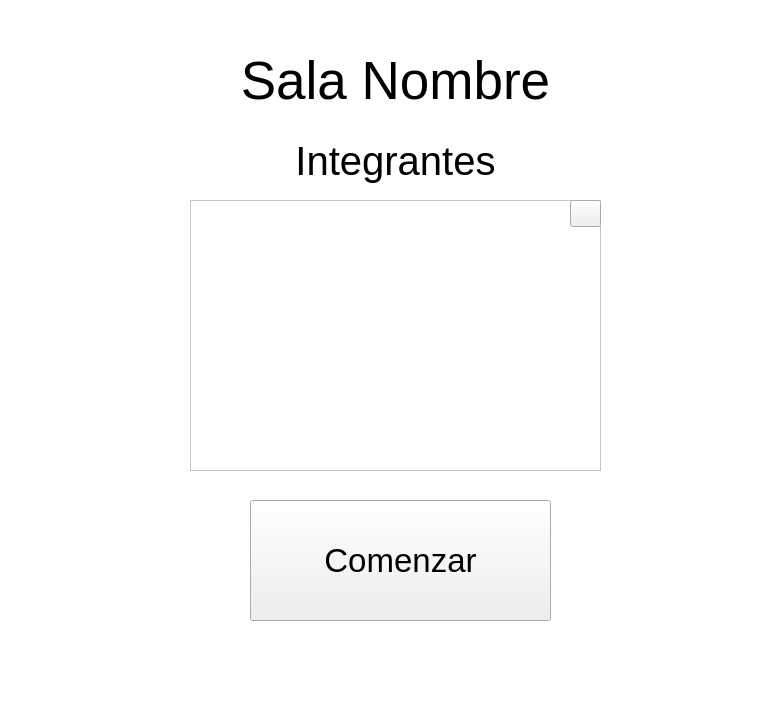
The window that src/inicio/VentanaPrincipal.ui (GonzaM21/portal) describes before a commit, drawn with Qt 5.
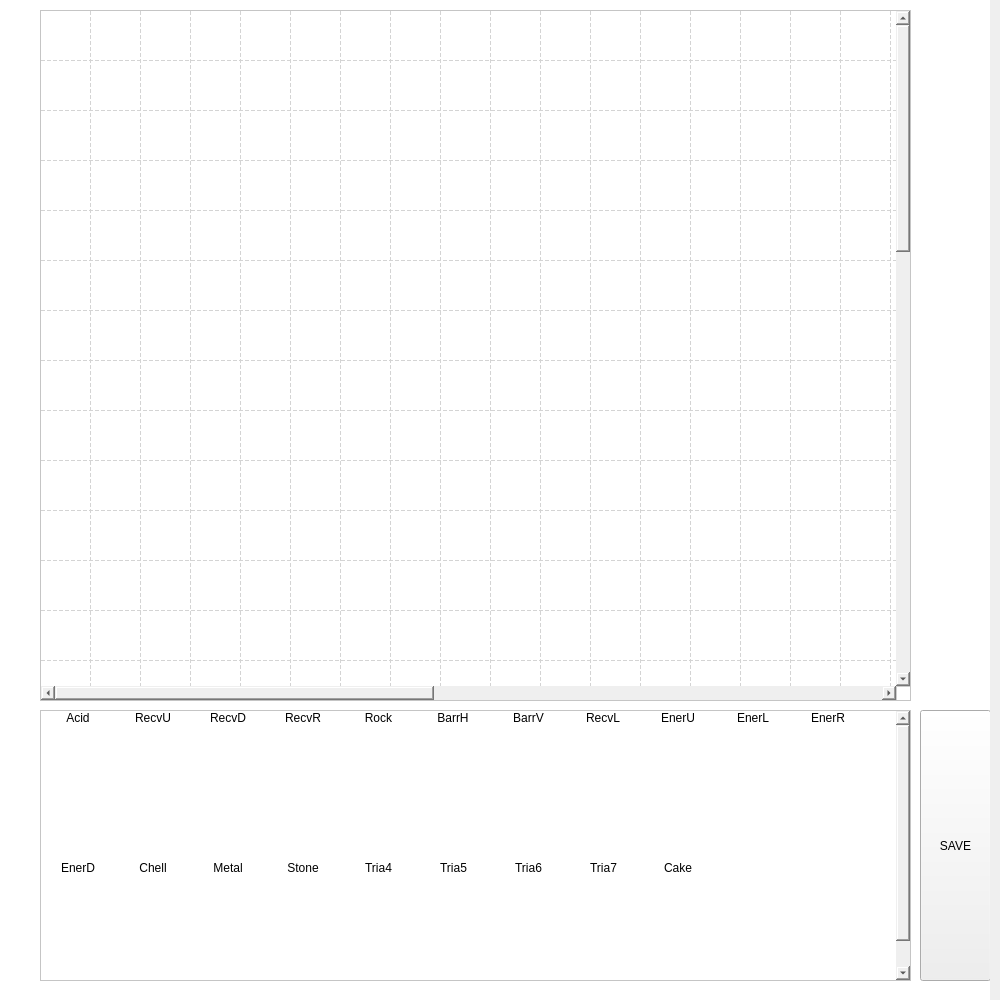
The same window after the commit. The open tabs and pages were chosen to show the change. Icons and pictures are not drawn.

Commit message: Agregado el editor, listo para usar, sin ground, ni validaciones

The edit to the form file:
```diff
--- a/src/inicio/VentanaPrincipal.ui
+++ b/src/inicio/VentanaPrincipal.ui
@@ -9,8 +9,8 @@
    <rect>
     <x>0</x>
     <y>0</y>
-    <width>776</width>
-    <height>711</height>
+    <width>1000</width>
+    <height>1000</height>
    </rect>
   </property>
   <property name="windowTitle">
@@ -35,8 +35,8 @@
     <rect>
      <x>-10</x>
      <y>0</y>
-     <width>791</width>
-     <height>731</height>
+     <width>1000</width>
+     <height>1000</height>
     </rect>
    </property>
    <property name="styleSheet">
@@ -439,7 +439,818 @@
      </property>
     </widget>
    </widget>
-   <widget class="QWidget" name="page"/>
+   <widget class="QWidget" name="configMapa">
+    <widget class="QFrame" name="horizontalFrame_4">
+     <property name="geometry">
+      <rect>
+       <x>190</x>
+       <y>260</y>
+       <width>421</width>
+       <height>141</height>
+      </rect>
+     </property>
+     <layout class="QHBoxLayout" name="horizontalLayout_4">
+      <item>
+       <widget class="QLabel" name="label_5">
+        <property name="text">
+         <string>Ingresar alto</string>
+        </property>
+       </widget>
+      </item>
+      <item>
+       <widget class="QLineEdit" name="alto"/>
+      </item>
+     </layout>
+    </widget>
+    <widget class="QFrame" name="horizontalFrame_5">
+     <property name="geometry">
+      <rect>
+       <x>190</x>
+       <y>110</y>
+       <width>421</width>
+       <height>141</height>
+      </rect>
+     </property>
+     <property name="styleSheet">
+      <string notr="true">QFrame 
+{
+background-color: rgb(255, 255, 255);
+}</string>
+     </property>
+     <layout class="QHBoxLayout" name="horizontalLayout_5">
+      <property name="leftMargin">
+       <number>25</number>
+      </property>
+      <property name="topMargin">
+       <number>10</number>
+      </property>
+      <property name="rightMargin">
+       <number>25</number>
+      </property>
+      <property name="bottomMargin">
+       <number>10</number>
+      </property>
+      <item>
+       <widget class="QLabel" name="label_6">
+        <property name="styleSheet">
+         <string notr="true"/>
+        </property>
+        <property name="text">
+         <string>Ingresar Ancho</string>
+        </property>
+       </widget>
+      </item>
+      <item>
+       <widget class="QLineEdit" name="ancho"/>
+      </item>
+     </layout>
+    </widget>
+    <widget class="QPushButton" name="pushButton">
+     <property name="geometry">
+      <rect>
+       <x>190</x>
+       <y>410</y>
+       <width>421</width>
+       <height>101</height>
+      </rect>
+     </property>
+     <property name="font">
+      <font>
+       <pointsize>36</pointsize>
+       <italic>true</italic>
+      </font>
+     </property>
+     <property name="text">
+      <string>Crear</string>
+     </property>
+    </widget>
+   </widget>
+   <widget class="QWidget" name="editorMapa">
+    <widget class="QTableWidget" name="mapa">
+     <property name="geometry">
+      <rect>
+       <x>50</x>
+       <y>10</y>
+       <width>871</width>
+       <height>691</height>
+      </rect>
+     </property>
+     <property name="mouseTracking">
+      <bool>true</bool>
+     </property>
+     <property name="dragEnabled">
+      <bool>true</bool>
+     </property>
+     <property name="dragDropOverwriteMode">
+      <bool>true</bool>
+     </property>
+     <property name="dragDropMode">
+      <enum>QAbstractItemView::DragDrop</enum>
+     </property>
+     <property name="defaultDropAction">
+      <enum>Qt::CopyAction</enum>
+     </property>
+     <property name="alternatingRowColors">
+      <bool>false</bool>
+     </property>
+     <property name="iconSize">
+      <size>
+       <width>50</width>
+       <height>50</height>
+      </size>
+     </property>
+     <property name="verticalScrollMode">
+      <enum>QAbstractItemView::ScrollPerItem</enum>
+     </property>
+     <property name="showGrid">
+      <bool>true</bool>
+     </property>
+     <property name="gridStyle">
+      <enum>Qt::DashLine</enum>
+     </property>
+     <property name="cornerButtonEnabled">
+      <bool>true</bool>
+     </property>
+     <property name="columnCount">
+      <number>37</number>
+     </property>
+     <attribute name="horizontalHeaderVisible">
+      <bool>false</bool>
+     </attribute>
+     <attribute name="horizontalHeaderDefaultSectionSize">
+      <number>50</number>
+     </attribute>
+     <attribute name="horizontalHeaderHighlightSections">
+      <bool>false</bool>
+     </attribute>
+     <attribute name="horizontalHeaderMinimumSectionSize">
+      <number>50</number>
+     </attribute>
+     <attribute name="verticalHeaderVisible">
+      <bool>false</bool>
+     </attribute>
+     <attribute name="verticalHeaderDefaultSectionSize">
+      <number>50</number>
+     </attribute>
+     <attribute name="verticalHeaderHighlightSections">
+      <bool>false</bool>
+     </attribute>
+     <attribute name="verticalHeaderMinimumSectionSize">
+      <number>50</number>
+     </attribute>
+     <row>
+      <property name="text">
+       <string/>
+      </property>
+     </row>
+     <row>
+      <property name="text">
+       <string/>
+      </property>
+     </row>
+     <row>
+      <property name="text">
+       <string/>
+      </property>
+     </row>
+     <row>
+      <property name="text">
+       <string/>
+      </property>
+     </row>
+     <row>
+      <property name="text">
+       <string/>
+      </property>
+     </row>
+     <row>
+      <property name="text">
+       <string/>
+      </property>
+     </row>
+     <row>
+      <property name="text">
+       <string/>
+      </property>
+     </row>
+     <row>
+      <property name="text">
+       <string/>
+      </property>
+     </row>
+     <row>
+      <property name="text">
+       <string/>
+      </property>
+     </row>
+     <row>
+      <property name="text">
+       <string/>
+      </property>
+     </row>
+     <row>
+      <property name="text">
+       <string/>
+      </property>
+     </row>
+     <row>
+      <property name="text">
+       <string/>
+      </property>
+     </row>
+     <row>
+      <property name="text">
+       <string/>
+      </property>
+     </row>
+     <row>
+      <property name="text">
+       <string/>
+      </property>
+     </row>
+     <row>
+      <property name="text">
+       <string/>
+      </property>
+     </row>
+     <row>
+      <property name="text">
+       <string/>
+      </property>
+     </row>
+     <row>
+      <property name="text">
+       <string/>
+      </property>
+     </row>
+     <row>
+      <property name="text">
+       <string/>
+      </property>
+     </row>
+     <row>
+      <property name="text">
+       <string/>
+      </property>
+     </row>
+     <row>
+      <property name="text">
+       <string/>
+      </property>
+     </row>
+     <row>
+      <property name="text">
+       <string/>
+      </property>
+     </row>
+     <row>
+      <property name="text">
+       <string/>
+      </property>
+     </row>
+     <row>
+      <property name="text">
+       <string/>
+      </property>
+     </row>
+     <row>
+      <property name="text">
+       <string/>
+      </property>
+     </row>
+     <row>
+      <property name="text">
+       <string/>
+      </property>
+     </row>
+     <row>
+      <property name="text">
+       <string/>
+      </property>
+     </row>
+     <row>
+      <property name="text">
+       <string/>
+      </property>
+     </row>
+     <row>
+      <property name="text">
+       <string/>
+      </property>
+     </row>
+     <row>
+      <property name="text">
+       <string/>
+      </property>
+     </row>
+     <row>
+      <property name="text">
+       <string/>
+      </property>
+     </row>
+     <row>
+      <property name="text">
+       <string/>
+      </property>
+     </row>
+     <row>
+      <property name="text">
+       <string/>
+      </property>
+     </row>
+     <row>
+      <property name="text">
+       <string/>
+      </property>
+     </row>
+     <row>
+      <property name="text">
+       <string/>
+      </property>
+     </row>
+     <row>
+      <property name="text">
+       <string/>
+      </property>
+     </row>
+     <row>
+      <property name="text">
+       <string/>
+      </property>
+     </row>
+     <row>
+      <property name="text">
+       <string/>
+      </property>
+     </row>
+     <column>
+      <property name="text">
+       <string/>
+      </property>
+     </column>
+     <column>
+      <property name="text">
+       <string/>
+      </property>
+     </column>
+     <column>
+      <property name="text">
+       <string/>
+      </property>
+     </column>
+     <column>
+      <property name="text">
+       <string/>
+      </property>
+     </column>
+     <column>
+      <property name="text">
+       <string/>
+      </property>
+     </column>
+     <column>
+      <property name="text">
+       <string/>
+      </property>
+     </column>
+     <column>
+      <property name="text">
+       <string/>
+      </property>
+     </column>
+     <column>
+      <property name="text">
+       <string/>
+      </property>
+     </column>
+     <column>
+      <property name="text">
+       <string/>
+      </property>
+     </column>
+     <column>
+      <property name="text">
+       <string/>
+      </property>
+     </column>
+     <column>
+      <property name="text">
+       <string/>
+      </property>
+     </column>
+     <column>
+      <property name="text">
+       <string/>
+      </property>
+     </column>
+     <column>
+      <property name="text">
+       <string/>
+      </property>
+     </column>
+     <column>
+      <property name="text">
+       <string/>
+      </property>
+     </column>
+     <column>
+      <property name="text">
+       <string/>
+      </property>
+     </column>
+     <column>
+      <property name="text">
+       <string/>
+      </property>
+     </column>
+     <column>
+      <property name="text">
+       <string/>
+      </property>
+     </column>
+     <column>
+      <property name="text">
+       <string/>
+      </property>
+     </column>
+     <column>
+      <property name="text">
+       <string/>
+      </property>
+     </column>
+     <column>
+      <property name="text">
+       <string/>
+      </property>
+     </column>
+     <column>
+      <property name="text">
+       <string/>
+      </property>
+     </column>
+     <column>
+      <property name="text">
+       <string/>
+      </property>
+     </column>
+     <column>
+      <property name="text">
+       <string/>
+      </property>
+     </column>
+     <column>
+      <property name="text">
+       <string/>
+      </property>
+     </column>
+     <column>
+      <property name="text">
+       <string/>
+      </property>
+     </column>
+     <column>
+      <property name="text">
+       <string/>
+      </property>
+     </column>
+     <column>
+      <property name="text">
+       <string/>
+      </property>
+     </column>
+     <column>
+      <property name="text">
+       <string/>
+      </property>
+     </column>
+     <column>
+      <property name="text">
+       <string/>
+      </property>
+     </column>
+     <column>
+      <property name="text">
+       <string/>
+      </property>
+     </column>
+     <column>
+      <property name="text">
+       <string/>
+      </property>
+     </column>
+     <column>
+      <property name="text">
+       <string/>
+      </property>
+     </column>
+     <column>
+      <property name="text">
+       <string/>
+      </property>
+     </column>
+     <column>
+      <property name="text">
+       <string/>
+      </property>
+     </column>
+     <column>
+      <property name="text">
+       <string/>
+      </property>
+     </column>
+     <column>
+      <property name="text">
+       <string/>
+      </property>
+     </column>
+     <column>
+      <property name="text">
+       <string/>
+      </property>
+     </column>
+    </widget>
+    <widget class="QListWidget" name="objetos">
+     <property name="geometry">
+      <rect>
+       <x>50</x>
+       <y>710</y>
+       <width>871</width>
+       <height>271</height>
+      </rect>
+     </property>
+     <property name="cursor" stdset="0">
+      <cursorShape>CrossCursor</cursorShape>
+     </property>
+     <property name="layoutDirection">
+      <enum>Qt::LeftToRight</enum>
+     </property>
+     <property name="locale">
+      <locale language="C" country="AnyCountry"/>
+     </property>
+     <property name="showDropIndicator" stdset="0">
+      <bool>true</bool>
+     </property>
+     <property name="dragEnabled">
+      <bool>true</bool>
+     </property>
+     <property name="dragDropOverwriteMode">
+      <bool>false</bool>
+     </property>
+     <property name="dragDropMode">
+      <enum>QAbstractItemView::DragOnly</enum>
+     </property>
+     <property name="defaultDropAction">
+      <enum>Qt::IgnoreAction</enum>
+     </property>
+     <property name="selectionMode">
+      <enum>QAbstractItemView::SingleSelection</enum>
+     </property>
+     <property name="selectionBehavior">
+      <enum>QAbstractItemView::SelectRows</enum>
+     </property>
+     <property name="iconSize">
+      <size>
+       <width>50</width>
+       <height>50</height>
+      </size>
+     </property>
+     <property name="movement">
+      <enum>QListView::Snap</enum>
+     </property>
+     <property name="flow">
+      <enum>QListView::LeftToRight</enum>
+     </property>
+     <property name="resizeMode">
+      <enum>QListView::Fixed</enum>
+     </property>
+     <property name="layoutMode">
+      <enum>QListView::SinglePass</enum>
+     </property>
+     <property name="spacing">
+      <number>5</number>
+     </property>
+     <property name="gridSize">
+      <size>
+       <width>75</width>
+       <height>150</height>
+      </size>
+     </property>
+     <property name="viewMode">
+      <enum>QListView::IconMode</enum>
+     </property>
+     <property name="modelColumn">
+      <number>0</number>
+     </property>
+     <property name="uniformItemSizes">
+      <bool>false</bool>
+     </property>
+     <property name="batchSize">
+      <number>150</number>
+     </property>
+     <property name="wordWrap">
+      <bool>false</bool>
+     </property>
+     <property name="selectionRectVisible">
+      <bool>true</bool>
+     </property>
+     <property name="currentRow">
+      <number>-1</number>
+     </property>
+     <item>
+      <property name="text">
+       <string>Acid</string>
+      </property>
+      <property name="icon">
+       <iconset resource="resources.qrc">
+        <normaloff>resources/qt/Acid.png</normaloff>resources/qt/Acid.png</iconset>
+      </property>
+     </item>
+     <item>
+      <property name="text">
+       <string>RecvU</string>
+      </property>
+      <property name="icon">
+       <iconset resource="resources.qrc">
+        <normaloff>resources/qt/Energy_Emitter_Charged_U.png</normaloff>resources/qt/Energy_Emitter_Charged_U.png</iconset>
+      </property>
+     </item>
+     <item>
+      <property name="text">
+       <string>RecvD</string>
+      </property>
+      <property name="icon">
+       <iconset resource="resources.qrc">
+        <normaloff>resources/qt/Energy_Emitter_Charged_D.png</normaloff>resources/qt/Energy_Emitter_Charged_D.png</iconset>
+      </property>
+     </item>
+     <item>
+      <property name="text">
+       <string>RecvR</string>
+      </property>
+      <property name="icon">
+       <iconset resource="resources.qrc">
+        <normaloff>resources/qt/Energy_Emitter_Charged_R.png</normaloff>resources/qt/Energy_Emitter_Charged_R.png</iconset>
+      </property>
+     </item>
+     <item>
+      <property name="text">
+       <string>Rock</string>
+      </property>
+      <property name="icon">
+       <iconset resource="resources.qrc">
+        <normaloff>resources/qt/Capa 2.png</normaloff>resources/qt/Capa 2.png</iconset>
+      </property>
+     </item>
+     <item>
+      <property name="text">
+       <string>BarrH</string>
+      </property>
+      <property name="icon">
+       <iconset resource="resources.qrc">
+        <normaloff>resources/qt/Energy_barrier_h.png</normaloff>resources/qt/Energy_barrier_h.png</iconset>
+      </property>
+     </item>
+     <item>
+      <property name="text">
+       <string>BarrV</string>
+      </property>
+      <property name="icon">
+       <iconset resource="resources.qrc">
+        <normaloff>resources/qt/Energy_barrier_v.png</normaloff>resources/qt/Energy_barrier_v.png</iconset>
+      </property>
+     </item>
+     <item>
+      <property name="text">
+       <string>RecvL</string>
+      </property>
+      <property name="icon">
+       <iconset resource="resources.qrc">
+        <normaloff>resources/qt/Energy_Emitter_Charged_L.png</normaloff>resources/qt/Energy_Emitter_Charged_L.png</iconset>
+      </property>
+     </item>
+     <item>
+      <property name="text">
+       <string>EnerU</string>
+      </property>
+      <property name="icon">
+       <iconset resource="resources.qrc">
+        <normaloff>resources/qt/Energy_Emitter_U.png</normaloff>resources/qt/Energy_Emitter_U.png</iconset>
+      </property>
+     </item>
+     <item>
+      <property name="text">
+       <string>EnerL</string>
+      </property>
+      <property name="icon">
+       <iconset resource="resources.qrc">
+        <normaloff>resources/qt/Energy_Emitter_L.png</normaloff>resources/qt/Energy_Emitter_L.png</iconset>
+      </property>
+     </item>
+     <item>
+      <property name="text">
+       <string>EnerR</string>
+      </property>
+      <property name="icon">
+       <iconset resource="resources.qrc">
+        <normaloff>resources/qt/Energy_Emitter_R.png</normaloff>resources/qt/Energy_Emitter_R.png</iconset>
+      </property>
+     </item>
+     <item>
+      <property name="text">
+       <string>EnerD</string>
+      </property>
+      <property name="icon">
+       <iconset resource="resources.qrc">
+        <normaloff>resources/qt/Energy_Emitter_D.png</normaloff>resources/qt/Energy_Emitter_D.png</iconset>
+      </property>
+     </item>
+     <item>
+      <property name="text">
+       <string>Chell</string>
+      </property>
+      <property name="icon">
+       <iconset resource="resources.qrc">
+        <normaloff>resources/img/icon.png</normaloff>resources/img/icon.png</iconset>
+      </property>
+     </item>
+     <item>
+      <property name="text">
+       <string>Metal</string>
+      </property>
+      <property name="icon">
+       <iconset resource="resources.qrc">
+        <normaloff>resources/qt/Metal_block.png</normaloff>resources/qt/Metal_block.png</iconset>
+      </property>
+     </item>
+     <item>
+      <property name="text">
+       <string>Stone</string>
+      </property>
+      <property name="icon">
+       <iconset resource="resources.qrc">
+        <normaloff>resources/qt/Stone_block.png</normaloff>resources/qt/Stone_block.png</iconset>
+      </property>
+     </item>
+     <item>
+      <property name="text">
+       <string>Tria4</string>
+      </property>
+      <property name="icon">
+       <iconset resource="resources.qrc">
+        <normaloff>resources/qt/Traingular_Metal_block.png</normaloff>resources/qt/Traingular_Metal_block.png</iconset>
+      </property>
+     </item>
+     <item>
+      <property name="text">
+       <string>Tria5</string>
+      </property>
+      <property name="icon">
+       <iconset resource="resources.qrc">
+        <normaloff>resources/qt/Traingulat_Metal_block_r.png</normaloff>resources/qt/Traingulat_Metal_block_r.png</iconset>
+      </property>
+     </item>
+     <item>
+      <property name="text">
+       <string>Tria6</string>
+      </property>
+      <property name="icon">
+       <iconset resource="resources.qrc">
+        <normaloff>resources/qt/Traingulat_Metal_block_3.png</normaloff>resources/qt/Traingulat_Metal_block_3.png</iconset>
+      </property>
+     </item>
+     <item>
+      <property name="text">
+       <string>Tria7</string>
+      </property>
+      <property name="icon">
+       <iconset resource="resources.qrc">
+        <normaloff>resources/qt/Traingulat_Metal_block_4.png</normaloff>resources/qt/Traingulat_Metal_block_4.png</iconset>
+      </property>
+     </item>
+     <item>
+      <property name="text">
+       <string>Cake</string>
+      </property>
+      <property name="icon">
+       <iconset resource="resources.qrc">
+        <normaloff>resources/qt/Cake_1.png</normaloff>resources/qt/Cake_1.png</iconset>
+      </property>
+     </item>
+    </widget>
+    <widget class="QPushButton" name="guardarMapa">
+     <property name="geometry">
+      <rect>
+       <x>930</x>
+       <y>710</y>
+       <width>71</width>
+       <height>271</height>
+      </rect>
+     </property>
+     <property name="text">
+      <string>SAVE</string>
+     </property>
+    </widget>
+   </widget>
   </widget>
  </widget>
  <layoutdefault spacing="6" margin="11"/>
```
Left out of the diff: 114 changed lines with no effect on the pictures. The commit also changes 23 other files.
